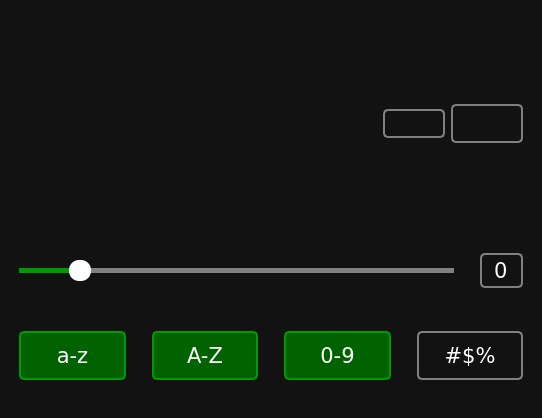
This is ui/main.ui in julicq/password-generator as Qt 5 draws it before an edit. The edited form follows.
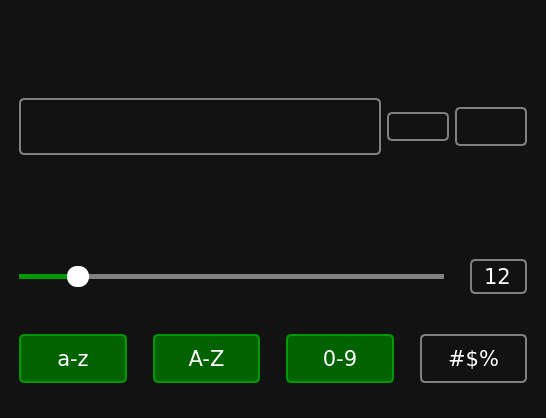
This is the edited form. Icons and pictures are not drawn.

What changed in the file:
```diff
--- a/ui/main.ui
+++ b/ui/main.ui
@@ -53,9 +53,21 @@
 }</string>
   </property>
   <widget class="QWidget" name="centralwidget">
+   <property name="styleSheet">
+    <string notr="true"/>
+   </property>
    <layout class="QVBoxLayout" name="verticalLayout">
     <item>
      <widget class="QPushButton" name="icon_lock">
+      <property name="enabled">
+       <bool>false</bool>
+      </property>
+      <property name="sizePolicy">
+       <sizepolicy hsizetype="Minimum" vsizetype="Fixed">
+        <horstretch>0</horstretch>
+        <verstretch>0</verstretch>
+       </sizepolicy>
+      </property>
       <property name="styleSheet">
        <string notr="true">border: none;</string>
       </property>
@@ -73,38 +85,51 @@
         <height>100</height>
        </size>
       </property>
-      <property name="checkable">
-       <bool>false</bool>
-      </property>
-      <property name="checked">
-       <bool>false</bool>
-      </property>
      </widget>
     </item>
     <item>
      <layout class="QHBoxLayout" name="layout_password">
       <item>
-       <widget class="QLineEdit" name="lineEdit">
+       <widget class="QFrame" name="frame_password">
         <property name="sizePolicy">
-         <sizepolicy hsizetype="MinimumExpanding" vsizetype="Maximum">
+         <sizepolicy hsizetype="Minimum" vsizetype="Maximum">
           <horstretch>0</horstretch>
           <verstretch>0</verstretch>
          </sizepolicy>
         </property>
-        <property name="cursor">
-         <cursorShape>ArrowCursor</cursorShape>
+        <property name="styleSheet">
+         <string notr="true">QFrame {
+    border: 2px solid gray;
+    border-radius: 5px;
+    margin-right: 0;
+}
+
+QFrame:hover {
+    border-color: #090;
+}
+</string>
         </property>
+        <property name="frameShape">
+         <enum>QFrame::StyledPanel</enum>
+        </property>
+        <property name="frameShadow">
+         <enum>QFrame::Raised</enum>
+        </property>
+        <layout class="QHBoxLayout" name="horizontalLayout_10">
+         <item>
+          <widget class="QLineEdit" name="line_password">
         <property name="styleSheet">
          <string notr="true">QLineEdit {
     border: none;
     margin: 0;
     font-size: 20pt;
-}</string>
+}
+</string>
         </property>
        </widget>
       </item>
       <item>
-       <widget class="QPushButton" name="btn_invisible">
+          <widget class="QPushButton" name="btn_visibility">
         <property name="cursor">
          <cursorShape>PointingHandCursor</cursorShape>
         </property>
@@ -136,6 +161,9 @@
         </property>
        </widget>
       </item>
+        </layout>
+       </widget>
+      </item>
       <item>
        <widget class="QPushButton" name="btn_visible">
         <property name="styleSheet">
@@ -158,8 +186,8 @@
           <height>52</height>
          </size>
         </property>
-        <property name="checkable">
-         <bool>true</bool>
+        <property name="shortcut">
+         <string>Ctrl+R</string>
         </property>
        </widget>
       </item>
@@ -185,8 +213,8 @@
           <height>42</height>
          </size>
         </property>
-        <property name="checkable">
-         <bool>true</bool>
+        <property name="shortcut">
+         <string>Ctrl+C</string>
         </property>
        </widget>
       </item>
@@ -287,6 +315,12 @@
         <property name="buttonSymbols">
          <enum>QAbstractSpinBox::NoButtons</enum>
         </property>
+        <property name="maximum">
+         <number>100</number>
+        </property>
+        <property name="value">
+         <number>12</number>
+        </property>
        </widget>
       </item>
      </layout>
```
Left out of the diff: 63 changed lines with no effect on the pictures. Lines whose indentation alone changed are shown as unchanged.
